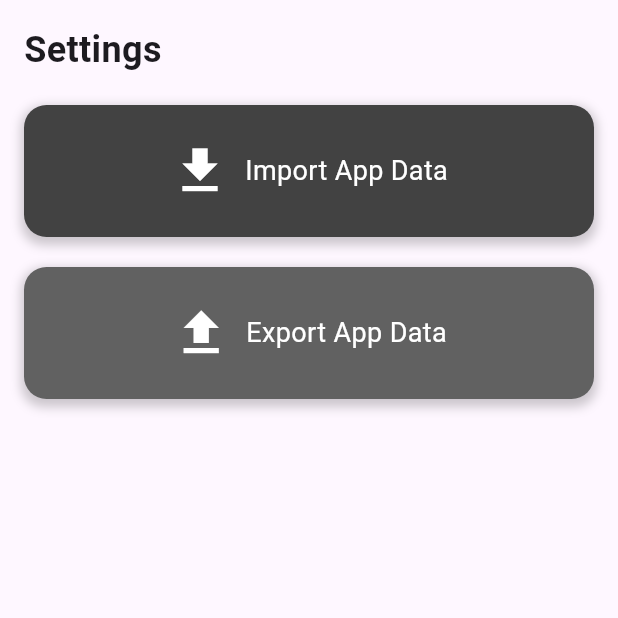
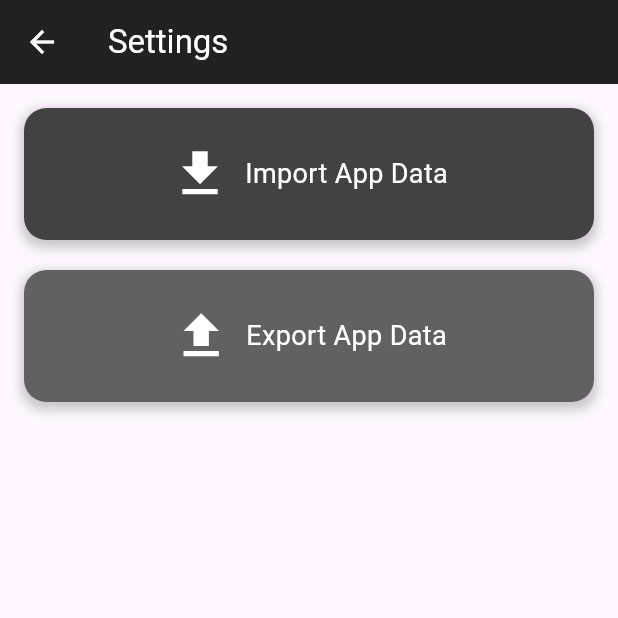
Before and after one commit to FloraFolio/Train, a Flutter app: the SettingsPage screen opened directly, on a phone screen of 412 x 824 dp, the top half of it. Run offline on Flutter 3.47's test engine with Material 3 defaults, Android fonts, the phone set to English and light mode, and no system bars; network calls fail.

Commit message:
Move appBar to each dart file & Update home page

```diff
--- a/lib/main.dart
+++ b/lib/main.dart
@@ -47,11 +47,6 @@
   @override
   Widget build(BuildContext context) {
     return Scaffold(
-      appBar: AppBar(
-        title: const Text('FloraFolio'),
-        backgroundColor: Colors.grey[900],
-        foregroundColor: Colors.white,
-      ),
       body: _pages[_selectedIndex],
       bottomNavigationBar: BottomNavigationBar(
         items: const <BottomNavigationBarItem>[
--- a/lib/views/settings.dart
+++ b/lib/views/settings.dart
@@ -6,16 +6,18 @@ class SettingsPage extends StatelessWidget {
   @override
   Widget build(BuildContext context) {
     return Scaffold(
+       appBar: AppBar(
+        title: const Text('Settings'),
+        backgroundColor: Colors.grey[900],
+        foregroundColor: Colors.white,
+      ),
+
+
       body: Padding(
         padding: const EdgeInsets.all(16.0),
         child: Column(
           crossAxisAlignment: CrossAxisAlignment.start,
           children: <Widget>[
-            const Text(
-              'Settings',
-              style: TextStyle(fontSize: 24, fontWeight: FontWeight.bold),
-            ),
-            const SizedBox(height: 20),
 
             Container(
               width: double.infinity,
```
Also changed, not shown: lib/views/collections.dart (+7 -0 lines), lib/views/home.dart (+8 -11 lines).
